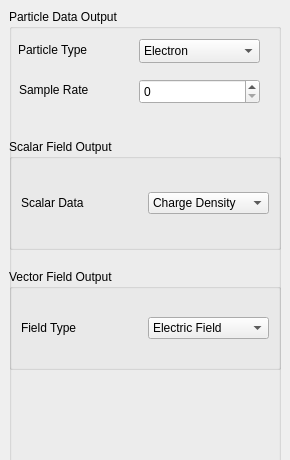
Above: src/Interface/Modules/ParticleInCell/PIConGPUReaderSimpleDialog.ui from SCIInstitute/SCIRun before the change. Below: the same form after it.
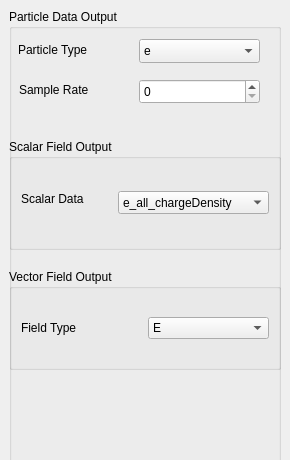
That is the form after the change.

Commit message: modified PIConGPUReaderSimpleDialog to use std PIConGPU variables

What changed in the file:
```diff
--- a/src/Interface/Modules/ParticleInCell/PIConGPUReaderSimpleDialog.ui
+++ b/src/Interface/Modules/ParticleInCell/PIConGPUReaderSimpleDialog.ui
@@ -54,7 +54,7 @@
     </property>
     <item>
      <property name="text">
-      <string>Electron</string>
+      <string>e</string>
      </property>
     </item>
     <item>
@@ -116,24 +116,31 @@
     <property name="title">
      <string>Scalar Field Output</string>
     </property>
-    <layout class="QGridLayout" name="gridLayout_2">
-     <item row="0" column="1">
       <widget class="QLabel" name="label_4">
+     <property name="geometry">
+      <rect>
+       <x>12</x>
+       <y>52</y>
+       <width>66</width>
+       <height>16</height>
+      </rect>
+     </property>
        <property name="text">
         <string>Scalar Data</string>
        </property>
       </widget>
-     </item>
-     <item row="0" column="2">
       <widget class="QComboBox" name="scalarFieldComponent_">
-       <item>
-        <property name="text">
-         <string>Charge Density</string>
-        </property>
-       </item>
+     <property name="geometry">
+      <rect>
+       <x>109</x>
+       <y>52</y>
+       <width>151</width>
+       <height>23</height>
+      </rect>
+     </property>
        <item>
         <property name="text">
-         <string>Energy Density</string>
+       <string>e_all_chargeDensity</string>
         </property>
        </item>
        <item>
@@ -147,8 +154,6 @@
         </property>
        </item>
       </widget>
-     </item>
-    </layout>
    </widget>
    <widget class="QGroupBox" name="groupBox_4">
     <property name="geometry">
@@ -167,7 +172,7 @@
       <widget class="QComboBox" name="vectorFieldType_">
        <item>
         <property name="text">
-         <string>Electric Field</string>
+         <string>E</string>
         </property>
        </item>
        <item>
```
Left out of the diff: 14 changed lines with no effect on the pictures. Lines whose indentation alone changed are shown as unchanged.
